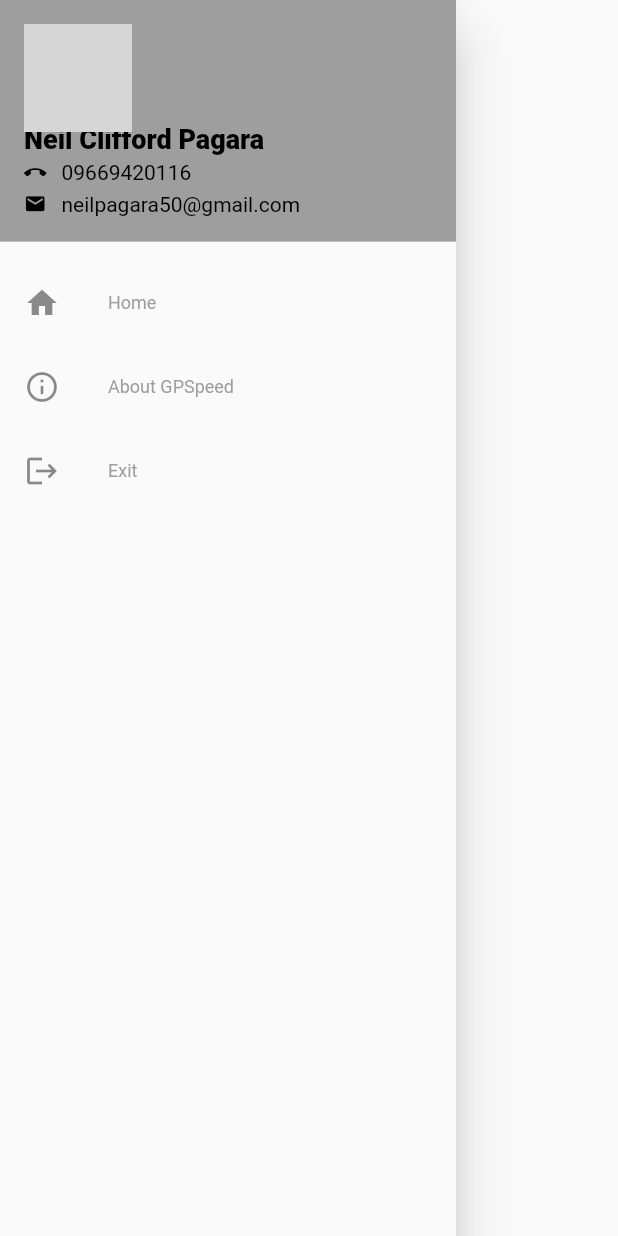
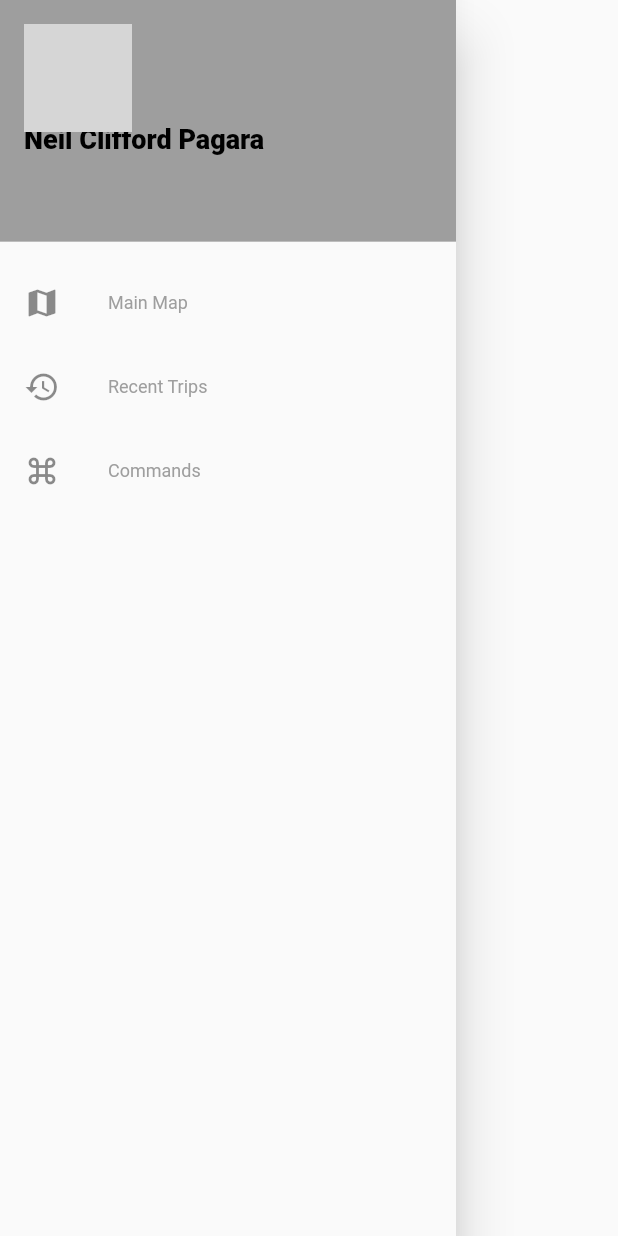
Before and after one commit to neilpagsss14/web_server_PIT, a Flutter app: the DrawerWidget widget shown alone on an empty page, opened directly, on a phone screen of 412 x 824 dp. Run offline on Flutter 3.47's test engine with Material 2 defaults, Android fonts, the phone set to English and light mode, and no system bars; our stand-ins replace flutter_map, fluttertoast, latlong2; Roboto replaces fonts that are missing (QBold, QRegular); grey boxes are pictures that could not be loaded.

Commit message:
Added Map

```diff
--- a/lib/screns/map_screen.dart
+++ b/lib/screns/map_screen.dart
@@ -30,7 +30,7 @@ class MainMap extends StatelessWidget {
           child: FlutterMap(
             options: MapOptions(
               center: LatLng(8.477217, 124.645920),
-              zoom: 16.0,
+              zoom: 15.0,
             ),
             children: [
               TileLayer(
--- a/lib/widgets/drawer_widget.dart
+++ b/lib/widgets/drawer_widget.dart
@@ -1,7 +1,6 @@
 import 'package:flutter/material.dart';
 import 'package:web_server_location_tracker/screns/map_screen.dart';
 import 'package:web_server_location_tracker/widgets/text_widget.dart';
-
 
 class DrawerWidget extends StatelessWidget {
   const DrawerWidget({Key? key}) : super(key: key);
@@ -17,53 +16,53 @@ class DrawerWidget extends StatelessWidget {
               decoration: const BoxDecoration(
                 color: Colors.grey,
               ),
-              accountEmail: Column(
-                // crossAxisAlignment: CrossAxisAlignment.start,
-                children: [
-                  // const SizedBox(
-                  //   height: 10,
-                  // ),
-                  Row(
-                    mainAxisAlignment: MainAxisAlignment.start,
-                    children: [
-                      const Icon(
-                        Icons.call_end,
-                        color: Colors.black,
-                        size: 15,
-                      ),
-                      const SizedBox(
-                        width: 10,
-                      ),
-                      TextRegular(
-                        text: '09669420116',
-                        fontSize: 14,
-                        color: Colors.black,
-                      ),
-                    ],
+              accountEmail: const Column(
+                  // crossAxisAlignment: CrossAxisAlignment.start,
+                  // children: [
+                  //   // const SizedBox(
+                  //   //   height: 10,
+                  //   // ),
+                  //   Row(
+                  //     mainAxisAlignment: MainAxisAlignment.start,
+                  //     children: [
+                  //       const Icon(
+                  //         Icons.call_end,
+                  //         color: Colors.black,
+                  //         size: 15,
+                  //       ),
+                  //       const SizedBox(
+                  //         width: 10,
+                  //       ),
+                  //       TextRegular(
+                  //         text: '09669420116',
+                  //         fontSize: 14,
+                  //         color: Colors.black,
+                  //       ),
+                  //     ],
+                  //   ),
+                  //   const SizedBox(
+                  //     height: 5,
+                  //   ),
+                  //   Row(
+                  //     mainAxisAlignment: MainAxisAlignment.start,
+                  //     children: [
+                  //       const Icon(
+                  //         Icons.mail,
+                  //         color: Colors.black,
+                  //         size: 15,
+                  //       ),
+                  //       const SizedBox(
+                  //         width: 10,
+                  //       ),
+                  //       TextRegular(
+                  //         text: 'neilpagara50@gmail.com',
+                  //         fontSize: 14,
+                  //         color: Colors.black,
+                  //       ),
+                  //     ],
+                  //   ),
+                  // ],
                   ),
-                  const SizedBox(
-                    height: 5,
-                  ),
-                  Row(
-                    mainAxisAlignment: MainAxisAlignment.start,
-                    children: [
-                      const Icon(
-                        Icons.mail,
-                        color: Colors.black,
-                        size: 15,
-                      ),
-                      const SizedBox(
-                        width: 10,
-                      ),
-                      TextRegular(
-                        text: 'neilpagara50@gmail.com',
-                        fontSize: 14,
-                        color: Colors.black,
-                      ),
-                    ],
-                  ),
-                ],
-              ),
               accountName: Padding(
                 padding: const EdgeInsets.only(top: 10),
                 child: TextBold(
@@ -83,9 +82,9 @@ class DrawerWidget extends StatelessWidget {
               height: 5,
             ),
             ListTile(
-              leading: const Icon(Icons.home),
+              leading: const Icon(Icons.map),
               title: TextRegular(
-                text: 'Home',
+                text: 'Main Map',
                 fontSize: 12,
                 color: Colors.grey,
               ),
@@ -96,16 +95,30 @@ class DrawerWidget extends StatelessWidget {
             ),
             ListTile(
               leading: const Icon(
-                Icons.info_outline_rounded,
+                Icons.history,
               ),
               title: TextRegular(
-                text: 'About GPSpeed',
+                text: 'Recent Trips',
                 fontSize: 12,
                 color: Colors.grey,
               ),
               onTap: () {
-                Navigator.of(context).push(MaterialPageRoute(
-                    builder: (context) => const MainMap()));
+                Navigator.of(context).push(
+                    MaterialPageRoute(builder: (context) => const MainMap()));
+              },
+            ),
+            ListTile(
+              leading: const Icon(
+                Icons.keyboard_command_key,
+              ),
+              title: TextRegular(
+                text: 'Commands',
+                fontSize: 12,
+                color: Colors.grey,
+              ),
+              onTap: () {
+                Navigator.of(context).push(
+                    MaterialPageRoute(builder: (context) => const MainMap()));
               },
             ),
             // ListTile(
@@ -136,55 +149,55 @@ class DrawerWidget extends StatelessWidget {
             //         MaterialPageRoute(builder: (context) => const MainMap()));
             //   },
             // ),
-            ListTile(
-              leading: const Icon(Icons.logout),
-              title: TextRegular(
-                text: 'Exit',
-                fontSize: 12,
-                color: Colors.grey,
-              ),
-              onTap: () {
-                showDialog(
-                    barrierDismissible: false,
-                    context: context,
-                    builder: (context) => AlertDialog(
-                          title: const Text(
-                            'Logout Confirmation',
-                            style: TextStyle(
-                                fontFamily: 'QBold',
-                                fontWeight: FontWeight.bold),
-                          ),
-                          content: const Text(
-                            'Are you sure you want to Logout?',
-                            style: TextStyle(fontFamily: 'QRegular'),
-                          ),
-                          actions: <Widget>[
-                            MaterialButton(
-                              onPressed: () => Navigator.of(context).pop(true),
-                              child: const Text(
-                                'Close',
-                                style: TextStyle(
-                                    fontFamily: 'QRegular',
-                                    fontWeight: FontWeight.bold),
-                              ),
-                            ),
-                            MaterialButton(
-                              onPressed: () {
-                                Navigator.of(context).pushReplacement(
-                                    MaterialPageRoute(
-                                        builder: (context) => const MainMap()));
-                              },
-                              child: const Text(
-                                'Continue',
-                                style: TextStyle(
-                                    fontFamily: 'QRegular',
-                                    fontWeight: FontWeight.bold),
-                              ),
-                            ),
-                          ],
-                        ));
-              },
-            ),
+            // ListTile(
+            //   leading: const Icon(Icons.logout),
+            //   title: TextRegular(
+            //     text: 'Exit',
+            //     fontSize: 12,
+            //     color: Colors.grey,
+            //   ),
+            //   onTap: () {
+            //     showDialog(
+            //         barrierDismissible: false,
+            //         context: context,
+            //         builder: (context) => AlertDialog(
+            //               title: const Text(
+            //                 'Logout Confirmation',
+            //                 style: TextStyle(
+            //                     fontFamily: 'QBold',
+            //                     fontWeight: FontWeight.bold),
+            //               ),
+            //               content: const Text(
+            //                 'Are you sure you want to Logout?',
+            //                 style: TextStyle(fontFamily: 'QRegular'),
+            //               ),
+            //               actions: <Widget>[
+            //                 MaterialButton(
+            //                   onPressed: () => Navigator.of(context).pop(true),
+            //                   child: const Text(
+            //                     'Close',
+            //                     style: TextStyle(
+            //                         fontFamily: 'QRegular',
+            //                         fontWeight: FontWeight.bold),
+            //                   ),
+            //                 ),
+            //                 MaterialButton(
+            //                   onPressed: () {
+            //                     Navigator.of(context).pushReplacement(
+            //                         MaterialPageRoute(
+            //                             builder: (context) => const MainMap()));
+            //                   },
+            //                   child: const Text(
+            //                     'Continue',
+            //                     style: TextStyle(
+            //                         fontFamily: 'QRegular',
+            //                         fontWeight: FontWeight.bold),
+            //                   ),
+            //                 ),
+            //               ],
+            //             ));
+            //   },
+            // ),
           ],
         ),
       ),
```
